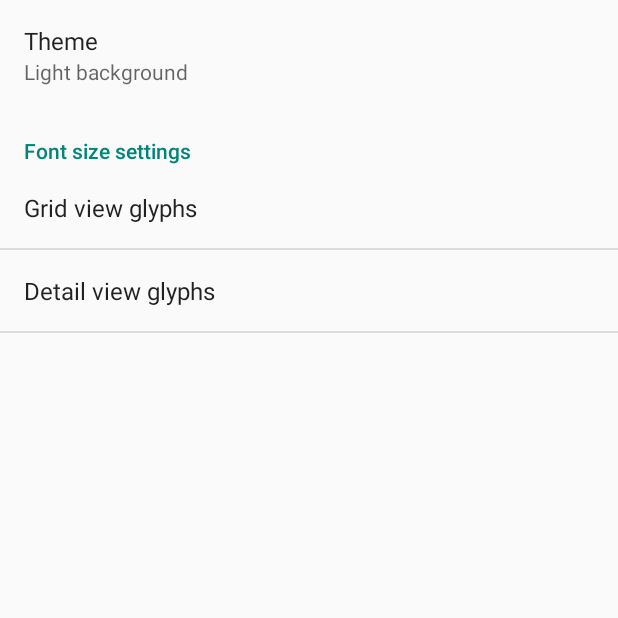
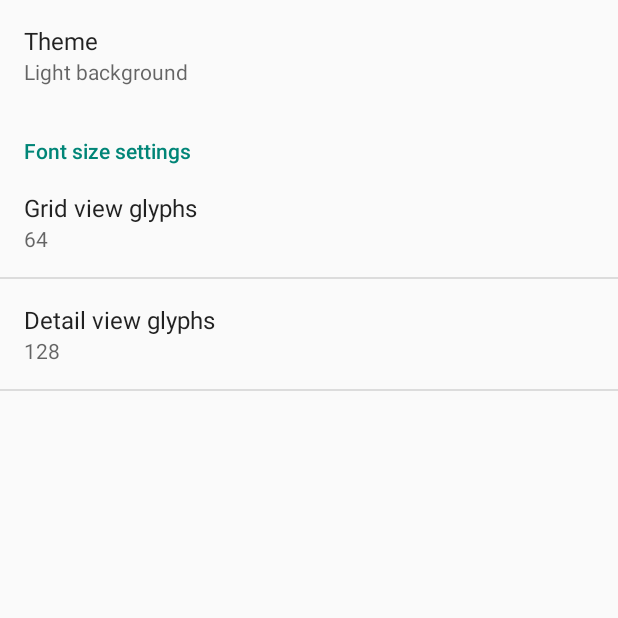
Before and after one commit to OldSkoolMark/BravuraBrowser, an Android app: the SettingsActivity screen opened directly, with no data from a screen before it, on a phone screen of 412 x 824 dp, the top half of it. Run offline under Robolectric (Android 15) with nearby library versions, the phone set to English and light mode, and no system bars; network calls fail; 1 statement that could not run was skipped.

Commit message:
preferences and settings activity

```diff
--- a/BravuraBrowser/src/main/res/xml/pref_font_sizes.xml
+++ b/BravuraBrowser/src/main/res/xml/pref_font_sizes.xml
@@ -8,7 +8,7 @@
         android:title="@string/pref_grid_view_title"
         android:entries="@array/pref_grid_view_titles"
         android:entryValues="@array/pref_grid_view_values"
-        android:defaultValue="64"
+        android:defaultValue="64.0f"
         android:negativeButtonText="@null"
         android:positiveButtonText="@null" />
 
@@ -17,7 +17,7 @@
         android:title="@string/pref_detail_view_title"
         android:entries="@array/pref_detail_view_titles"
         android:entryValues="@array/pref_detail_view_values"
-        android:defaultValue="128"
+        android:defaultValue="128.0f"
         android:negativeButtonText="@null"
         android:positiveButtonText="@null" />
 
```
